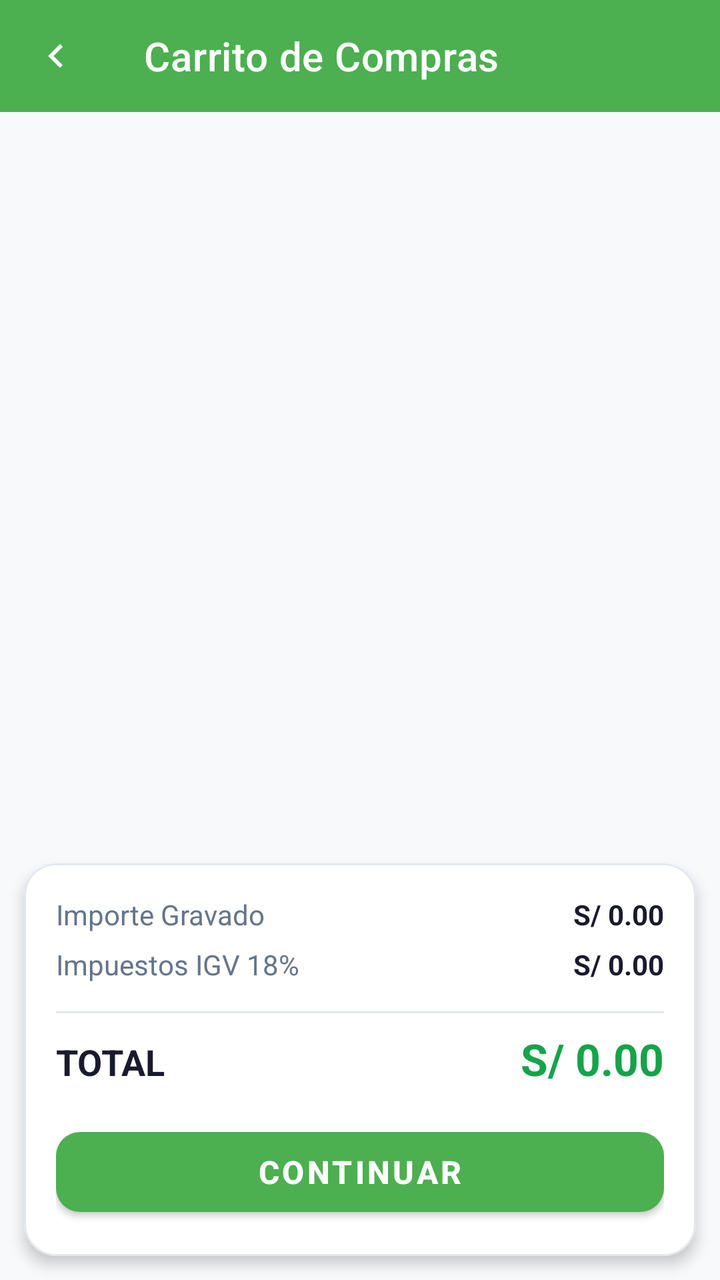
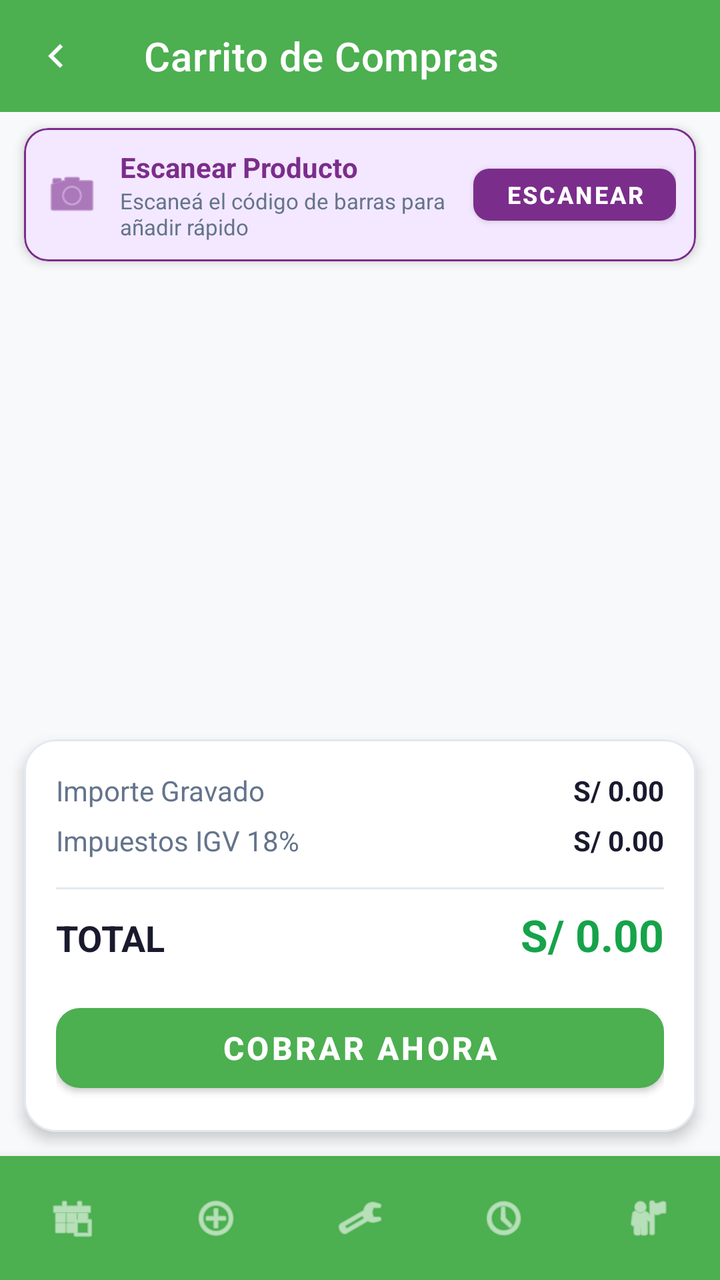

The first picture is an Android layout as it rendered before a commit; the second is the same layout after the commit. The layout source and the unified diff follow.
<!-- AndroidManifest.xml: application theme Theme.MiniMarketApp -->
<!-- res/layout/activity_carrito.xml -->
<?xml version="1.0" encoding="utf-8"?>
<LinearLayout
    xmlns:android="http://schemas.android.com/apk/res/android"
    xmlns:app="http://schemas.android.com/apk/res-auto"
    android:layout_width="match_parent"
    android:layout_height="match_parent"
    android:orientation="vertical"
    android:background="@color/fondo_general">

    
    <com.google.android.material.appbar.MaterialToolbar
        android:id="@+id/toolbar"
        android:layout_width="match_parent"
        android:layout_height="?attr/actionBarSize"
        android:background="@color/verde_nav"
        app:navigationIcon="@drawable/icono_regresar_pantalla"
        app:navigationIconTint="@color/texto_sobre_verde"
        app:title="Carrito de Compras"
        app:titleTextColor="@color/texto_sobre_verde"/>

    
    <androidx.recyclerview.widget.RecyclerView
        android:id="@+id/rvCarrito"
        android:layout_width="match_parent"
        android:layout_height="0dp"
        android:layout_weight="1"
        android:padding="12dp"
        app:layoutManager="androidx.recyclerview.widget.LinearLayoutManager"/>

    
    <com.google.android.material.card.MaterialCardView
        android:layout_width="match_parent"
        android:layout_height="wrap_content"
        android:layout_margin="12dp"
        app:cardCornerRadius="16dp"
        app:cardElevation="4dp"
        app:cardBackgroundColor="@color/fondo_card">

        <LinearLayout
            android:layout_width="match_parent"
            android:layout_height="wrap_content"
            android:orientation="vertical"
            android:padding="16dp">

            <LinearLayout
                android:layout_width="match_parent"
                android:layout_height="wrap_content"
                android:orientation="horizontal"
                android:layout_marginBottom="6dp">
                <TextView
                    android:layout_width="0dp"
                    android:layout_height="wrap_content"
                    android:layout_weight="1"
                    android:text="Importe Gravado"
                    android:textColor="@color/texto_secundario"
                    android:textSize="14sp"/>
                <TextView
                    android:id="@+id/tvSubtotal"
                    android:layout_width="wrap_content"
                    android:layout_height="wrap_content"
                    android:text="S/ 0.00"
                    android:textColor="@color/texto_principal"
                    android:textSize="14sp"
                    android:textStyle="bold"/>
            </LinearLayout>

            <LinearLayout
                android:layout_width="match_parent"
                android:layout_height="wrap_content"
                android:orientation="horizontal"
                android:layout_marginBottom="6dp">
                <TextView
                    android:layout_width="0dp"
                    android:layout_height="wrap_content"
                    android:layout_weight="1"
                    android:text="Impuestos IGV 18%"
                    android:textColor="@color/texto_secundario"
                    android:textSize="14sp"/>
                <TextView
                    android:id="@+id/tvIgv"
                    android:layout_width="wrap_content"
                    android:layout_height="wrap_content"
                    android:text="S/ 0.00"
                    android:textColor="@color/texto_principal"
                    android:textSize="14sp"
                    android:textStyle="bold"/>
            </LinearLayout>

            <View
                android:layout_width="match_parent"
                android:layout_height="1dp"
                android:background="@color/borde_card"
                android:layout_marginVertical="8dp"/>

            <LinearLayout
                android:layout_width="match_parent"
                android:layout_height="wrap_content"
                android:orientation="horizontal"
                android:layout_marginBottom="16dp">
                <TextView
                    android:layout_width="0dp"
                    android:layout_height="wrap_content"
                    android:layout_weight="1"
                    android:text="TOTAL"
                    android:textColor="@color/texto_principal"
                    android:textSize="18sp"
                    android:textStyle="bold"/>
                <TextView
                    android:id="@+id/tvTotal"
                    android:layout_width="wrap_content"
                    android:layout_height="wrap_content"
                    android:text="S/ 0.00"
                    android:textColor="@color/verde_ganancia"
                    android:textSize="22sp"
                    android:textStyle="bold"/>
            </LinearLayout>

            
            <com.google.android.material.button.MaterialButton
                android:id="@+id/btnContinuar"
                android:layout_width="match_parent"
                android:layout_height="52dp"
                android:text="CONTINUAR"
                android:textSize="16sp"
                android:textStyle="bold"
                app:backgroundTint="@color/verde_nav"
                android:textColor="@color/texto_sobre_verde"
                app:cornerRadius="12dp"/>

        </LinearLayout>

    </com.google.android.material.card.MaterialCardView>

</LinearLayout>
<!-- resources referenced by this layout -->
<resources>
  <color name="borde_card">#E2E8F0</color>
  <color name="fondo_card">#FFFFFF</color>
  <color name="fondo_general">#F8F9FA</color>
  <color name="texto_principal">#1A1A2E</color>
  <color name="texto_secundario">#64748B</color>
  <color name="texto_sobre_verde">#FFFFFF</color>
  <color name="verde_ganancia">#16A34A</color>
  <color name="verde_nav">#4CAF50</color>
  <!-- drawable icono_regresar_pantalla (drawable) -->
  <vector xmlns:android="http://schemas.android.com/apk/res/android" android:autoMirrored="true" android:height="24dp" android:tint="#000000" android:viewportHeight="24" android:viewportWidth="24" android:width="24dp">
        
      <path android:fillColor="@android:color/white" android:pathData="M15.41,16.59L10.83,12l4.58,-4.59L14,6l-6,6 6,6 1.41,-1.41z"/>
      
  </vector>
  <style name="Theme.MiniMarketApp" parent="Theme.MaterialComponents.DayNight.NoActionBar">
  
          
          <item name="colorPrimary">@color/verde_nav</item>
          <item name="colorPrimaryVariant">#388E3C</item>
          <item name="colorSecondary">@color/amarillo_accion</item>
          <item name="colorOnPrimary">@color/texto_sobre_verde</item>
          <item name="colorOnSecondary">@color/texto_sobre_amarillo</item>
  
          
          <item name="android:windowBackground">@color/fondo_general</item>
          <item name="android:colorBackground">@color/fondo_general</item>
  
          
          <item name="android:textColorPrimary">@color/texto_principal</item>
          <item name="android:textColorSecondary">@color/texto_secundario</item>
          <item name="android:textColorHint">@color/texto_hint</item>
  
          
          <item name="boxStrokeColor">@color/amarillo_accion</item>
          <item name="hintTextColor">@color/amarillo_accion</item>
  
          
          <item name="materialCardViewStyle">@style/Widget.App.CardView</item>
      </style>
  <color name="amarillo_accion">#FFC107</color>
  <color name="texto_sobre_amarillo">#1A1A2E</color>
  <color name="texto_hint">#94A3B8</color>
  <style name="Widget.App.CardView" parent="Widget.MaterialComponents.CardView">
          <item name="cardBackgroundColor">@color/fondo_card</item>
          <item name="strokeColor">@color/borde_card</item>
          <item name="strokeWidth">1dp</item>
      </style>
</resources>

<!-- the commit's change to res/layout/activity_carrito.xml (unified diff, before → after) -->
@@ -19,6 +19,70 @@
         app:titleTextColor="@color/texto_sobre_verde"/>
 
     
+    <com.google.android.material.card.MaterialCardView
+        android:id="@+id/cardEscaneoRapido"
+        android:layout_width="match_parent"
+        android:layout_height="wrap_content"
+        android:layout_marginHorizontal="12dp"
+        android:layout_marginTop="8dp"
+        android:layout_marginBottom="4dp"
+        app:cardCornerRadius="12dp"
+        app:cardElevation="3dp"
+        app:cardBackgroundColor="@color/bg_card_purple"
+        app:strokeColor="@color/morado_scanner"
+        app:strokeWidth="1dp">
+
+        <LinearLayout
+            android:layout_width="match_parent"
+            android:layout_height="wrap_content"
+            android:orientation="horizontal"
+            android:gravity="center_vertical"
+            android:padding="10dp">
+
+            <ImageView
+                android:layout_width="28dp"
+                android:layout_height="28dp"
+                android:src="@android:drawable/ic_menu_camera"
+                app:tint="@color/morado_scanner"
+                android:layout_marginEnd="10dp"/>
+
+            <LinearLayout
+                android:layout_width="0dp"
+                android:layout_height="wrap_content"
+                android:layout_weight="1"
+                android:orientation="vertical">
+
+                <TextView
+                    android:layout_width="wrap_content"
+                    android:layout_height="wrap_content"
+                    android:text="Escanear Producto"
+                    android:textColor="@color/morado_scanner"
+                    android:textSize="14sp"
+                    android:textStyle="bold"/>
+
+                <TextView
+                    android:layout_width="wrap_content"
+                    android:layout_height="wrap_content"
+                    android:text="Escaneá el código de barras para añadir rápido"
+                    android:textColor="@color/texto_secundario"
+                    android:textSize="11sp"/>
+            </LinearLayout>
+
+            <com.google.android.material.button.MaterialButton
+                android:id="@+id/btnEscanearCarrito"
+                android:layout_width="wrap_content"
+                android:layout_height="38dp"
+                android:text="ESCANEAR"
+                android:textSize="12sp"
+                android:textStyle="bold"
+                app:backgroundTint="@color/morado_scanner"
+                android:textColor="@color/white"
+                app:cornerRadius="8dp"/>
+
+        </LinearLayout>
+    </com.google.android.material.card.MaterialCardView>
+
+    
     <androidx.recyclerview.widget.RecyclerView
         android:id="@+id/rvCarrito"
         android:layout_width="match_parent"
@@ -120,7 +184,7 @@
                 android:id="@+id/btnContinuar"
                 android:layout_width="match_parent"
                 android:layout_height="52dp"
-                android:text="CONTINUAR"
+                android:text="COBRAR AHORA"
                 android:textSize="16sp"
                 android:textStyle="bold"
                 app:backgroundTint="@color/verde_nav"
@@ -131,4 +195,15 @@
 
     </com.google.android.material.card.MaterialCardView>
 
+    
+    <com.google.android.material.bottomnavigation.BottomNavigationView
+        android:id="@+id/bottomNavigation"
+        android:layout_width="match_parent"
+        android:layout_height="62dp"
+        android:background="@color/verde_nav"
+        app:itemIconTint="#FFFFFF"
+        app:itemTextColor="#FFFFFF"
+        app:labelVisibilityMode="unlabeled"
+        app:menu="@menu/bottom_nav_menu" />
+
 </LinearLayout>
<!-- resource entries referenced after the edit -->
@@ -1,13 +1,16 @@
 <!-- resources referenced by this layout -->
 <resources>
+  <color name="bg_card_purple">#F3E8FF</color>
   <color name="borde_card">#E2E8F0</color>
   <color name="fondo_card">#FFFFFF</color>
   <color name="fondo_general">#F8F9FA</color>
+  <color name="morado_scanner">#7B2D8B</color>
   <color name="texto_principal">#1A1A2E</color>
   <color name="texto_secundario">#64748B</color>
   <color name="texto_sobre_verde">#FFFFFF</color>
   <color name="verde_ganancia">#16A34A</color>
   <color name="verde_nav">#4CAF50</color>
+  <color name="white">#FFFFFFFF</color>
   <!-- drawable icono_regresar_pantalla (drawable) -->
   <vector xmlns:android="http://schemas.android.com/apk/res/android" android:autoMirrored="true" android:height="24dp" android:tint="#000000" android:viewportHeight="24" android:viewportWidth="24" android:width="24dp">
         
